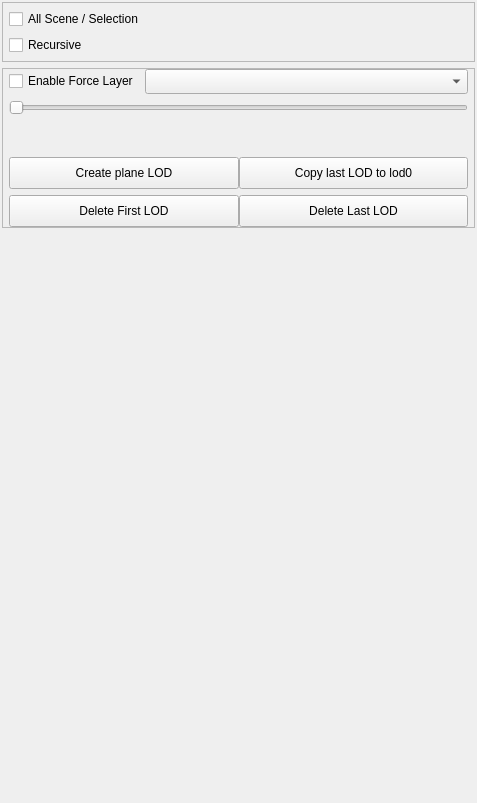
This is Tools/ResourceEditor/DataQt/LODEditor.ui in xaoctech/dava.engine as Qt 5 draws it before an edit. The edited form follows.
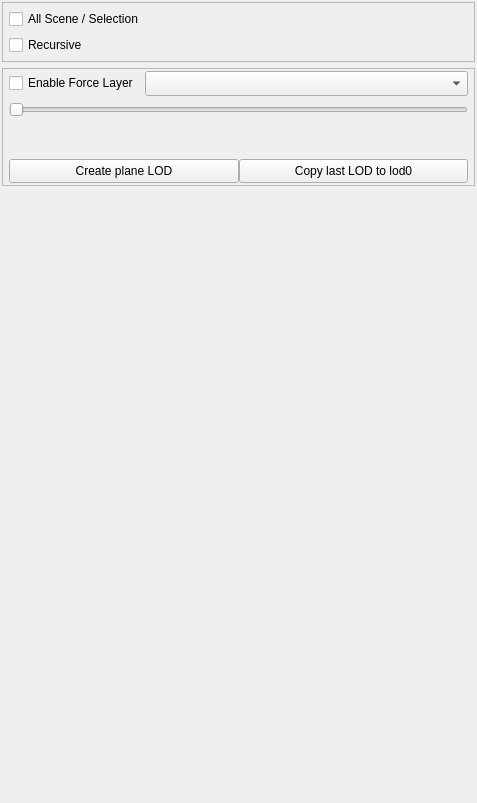
This is the edited form. Custom widgets are drawn as their Qt base class.

```diff
--- a/Tools/ResourceEditor/DataQt/LODEditor.ui
+++ b/Tools/ResourceEditor/DataQt/LODEditor.ui
@@ -74,13 +74,13 @@
        <number>6</number>
       </property>
       <property name="topMargin">
-       <number>0</number>
+       <number>2</number>
       </property>
       <property name="rightMargin">
        <number>6</number>
       </property>
       <property name="bottomMargin">
-       <number>0</number>
+       <number>2</number>
       </property>
       <item>
        <layout class="QHBoxLayout" name="horizontalLayout_3">
@@ -140,9 +140,6 @@
         <property name="spacing">
          <number>0</number>
         </property>
-        <property name="sizeConstraint">
-         <enum>QLayout::SetDefaultConstraint</enum>
-        </property>
         <property name="leftMargin">
          <number>0</number>
         </property>
@@ -151,13 +148,13 @@
           <property name="sizePolicy">
            <sizepolicy hsizetype="Preferred" vsizetype="Minimum">
             <horstretch>32</horstretch>
-            <verstretch>32</verstretch>
+            <verstretch>24</verstretch>
            </sizepolicy>
           </property>
           <property name="minimumSize">
            <size>
             <width>32</width>
-            <height>32</height>
+            <height>24</height>
            </size>
           </property>
           <property name="maximumSize">
@@ -176,13 +173,13 @@
           <property name="sizePolicy">
            <sizepolicy hsizetype="Preferred" vsizetype="Minimum">
             <horstretch>32</horstretch>
-            <verstretch>32</verstretch>
+            <verstretch>24</verstretch>
            </sizepolicy>
           </property>
           <property name="minimumSize">
            <size>
             <width>32</width>
-            <height>32</height>
+            <height>24</height>
            </size>
           </property>
           <property name="maximumSize">
@@ -198,63 +195,6 @@
         </item>
        </layout>
       </item>
-      <item>
-       <layout class="QHBoxLayout" name="horizontalLayout_2">
-        <property name="spacing">
-         <number>0</number>
-        </property>
-        <item>
-         <widget class="QPushButton" name="buttonDeleteFirstLOD">
-          <property name="sizePolicy">
-           <sizepolicy hsizetype="Preferred" vsizetype="Minimum">
-            <horstretch>32</horstretch>
-            <verstretch>32</verstretch>
-           </sizepolicy>
-          </property>
-          <property name="minimumSize">
-           <size>
-            <width>32</width>
-            <height>32</height>
-           </size>
-          </property>
-          <property name="maximumSize">
-           <size>
-            <width>16777215</width>
-            <height>32</height>
-           </size>
-          </property>
-          <property name="text">
-           <string>Delete First LOD</string>
-          </property>
-         </widget>
-        </item>
-        <item>
-         <widget class="QPushButton" name="buttonDeleteLastLOD">
-          <property name="sizePolicy">
-           <sizepolicy hsizetype="Preferred" vsizetype="Minimum">
-            <horstretch>32</horstretch>
-            <verstretch>32</verstretch>
-           </sizepolicy>
-          </property>
-          <property name="minimumSize">
-           <size>
-            <width>32</width>
-            <height>32</height>
-           </size>
-          </property>
-          <property name="maximumSize">
-           <size>
-            <width>16777215</width>
-            <height>32</height>
-           </size>
-          </property>
-          <property name="text">
-           <string>Delete Last LOD</string>
-          </property>
-         </widget>
-        </item>
-       </layout>
-      </item>
      </layout>
     </widget>
    </item>
```
